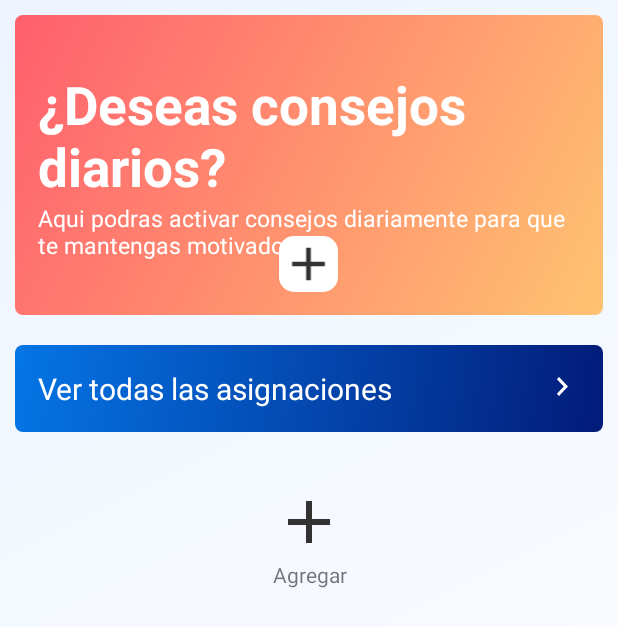
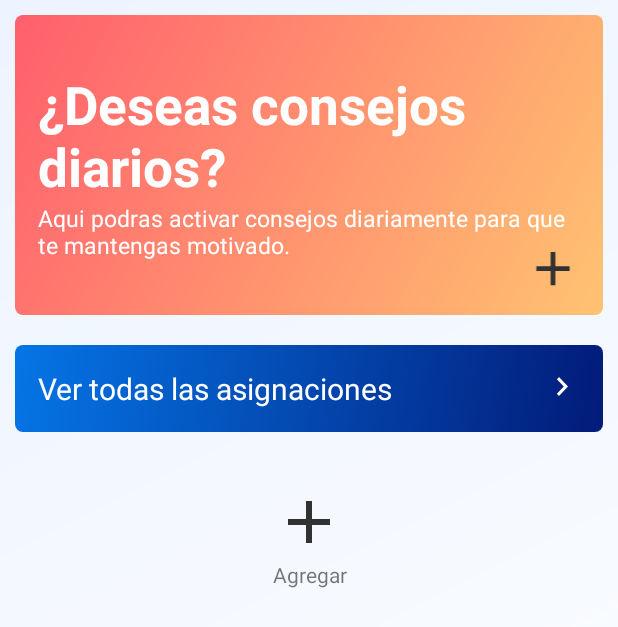
Before and after one commit to dartrix/ProyectoAgenda, an Android app: the screen it shows after launch (MenuActivity), on a phone screen of 412 x 824 dp. Shown: the top 627 px of the screen. Run offline under Robolectric (Android 15) with nearby library versions, the phone set to English and light mode, and no system bars.

Commit message:
Notificacion 100% funcional

```diff
--- a/app/src/main/java/com/dartrix/proyectoagenda/Notificacion.java
+++ b/app/src/main/java/com/dartrix/proyectoagenda/Notificacion.java
@@ -33,7 +33,7 @@ public class Notificacion extends Activity {
                 PendingIntent pendingIntent = PendingIntent.getBroadcast(getApplicationContext(),100, intent, PendingIntent.FLAG_UPDATE_CURRENT);
                 AlarmManager alarmManager = (AlarmManager) getSystemService(ALARM_SERVICE);
                 alarmManager.setRepeating(AlarmManager.RTC_WAKEUP, calendar.getTimeInMillis(),AlarmManager.INTERVAL_DAY, pendingIntent);
-                Toast.makeText(getApplicationContext(), "Agendarium: Notificacion programada a las 4:14 a.m ", Toast.LENGTH_SHORT).show();
+                Toast.makeText(getApplicationContext(), "Agendarium: Consejos activados ", Toast.LENGTH_SHORT).show();
             }
         });
 
--- a/app/src/main/java/com/dartrix/proyectoagenda/Notification_reciever.java
+++ b/app/src/main/java/com/dartrix/proyectoagenda/Notification_reciever.java
@@ -20,7 +20,7 @@ public class Notification_reciever extends BroadcastReceiver {
         String[] consejos = {"Desarrolla tu creatividad con herramientas de estudio online", "Establece metas de estudio y crea un calendario de estudio flexible", "No tengas miedo de preguntar","Plantéate preguntas constantemente"};
         NotificationManager notificationManager = (NotificationManager) context.getSystemService(Context.NOTIFICATION_SERVICE);
 
-        Intent repeating_intent = new Intent(context, Repeating_activity.class);
+        Intent repeating_intent = new Intent(context, MenuActivity.class);
         repeating_intent.setFlags(Intent.FLAG_ACTIVITY_CLEAR_TOP);
         //objeto ramdom para activar el array
 
--- a/app/src/main/res/layout/activarnotificacion.xml
+++ b/app/src/main/res/layout/activarnotificacion.xml
@@ -2,7 +2,7 @@
 <RelativeLayout
     xmlns:android="http://schemas.android.com/apk/res/android"
     android:layout_width="match_parent"
-    android:background="@drawable/backgroundgradient1"
+    android:background="@drawable/backgroundgradient4"
     android:layout_height="match_parent">
 
     <ImageView
@@ -21,7 +21,7 @@
         android:layout_height="wrap_content"
         android:layout_centerHorizontal="true"
         android:layout_centerVertical="true"
-        android:background="@drawable/botonredondeado"
-        android:text="Activar Notificaciones Diarias" />
+        android:background="@drawable/backgroundgradient4"
+        android:text="Activar consejos Diarios" />
 
 </RelativeLayout>
--- a/app/src/main/res/layout/activity_main.xml
+++ b/app/src/main/res/layout/activity_main.xml
@@ -114,15 +114,17 @@
     </ScrollView>
 
     <ImageView
-        android:layout_width="39dp"
-        android:layout_height="37dp"
+        android:id="@+id/buttonnotificar"
+        android:layout_width="40dp"
+        android:layout_height="38dp"
+        android:layout_alignParentTop="true"
+        android:layout_alignParentEnd="true"
+        android:layout_alignParentRight="true"
+        android:layout_marginTop="160dp"
+        android:layout_marginEnd="23dp"
+        android:layout_marginRight="23dp"
         android:clickable="true"
-        android:id="@+id/buttonnotificar"
         android:onClick="notify"
-        android:layout_alignParentTop="true"
-        android:layout_centerHorizontal="true"
-        android:layout_marginTop="157dp"
-        android:background="@drawable/botonredondeado"
         android:src="@drawable/ic_add_black_24dp" />
 
 </RelativeLayout>
```
